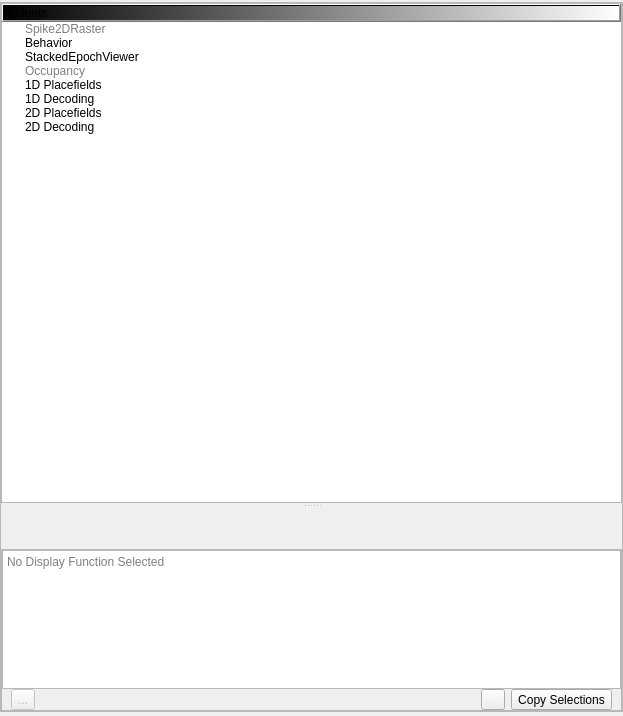
This is src/pyphoplacecellanalysis/GUI/Qt/MainApplicationWindows/LauncherWidget/LauncherWidget.ui in CommanderPho/pyPhoPlaceCellAnalysis as Qt 5 draws it before an edit. The edited form follows.
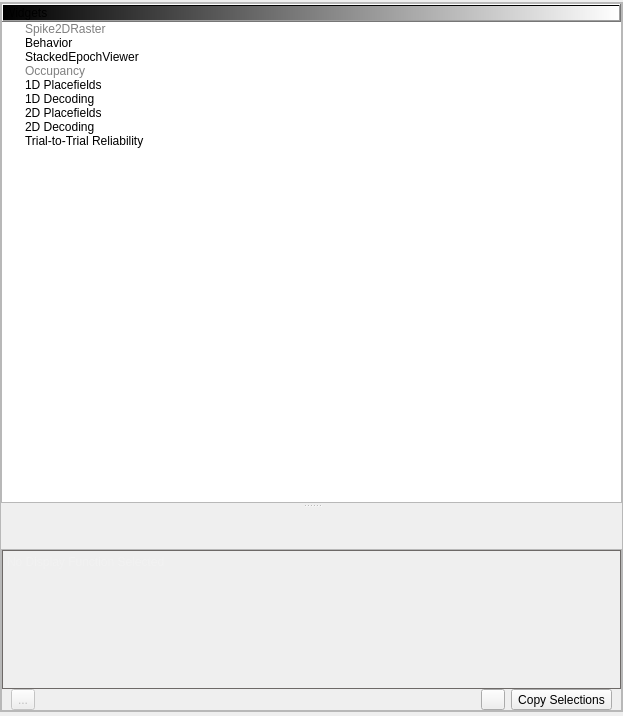
This is the edited form. Icons and pictures are not drawn. Custom widgets are drawn as their Qt base class.

```diff
--- a/src/pyphoplacecellanalysis/GUI/Qt/MainApplicationWindows/LauncherWidget/LauncherWidget.ui
+++ b/src/pyphoplacecellanalysis/GUI/Qt/MainApplicationWindows/LauncherWidget/LauncherWidget.ui
@@ -24,12 +24,26 @@
 background-color: rgba(71, 65, 60, 180);
 color: rgb(244, 244, 244);
 border-color: rgb(0, 0, 0);
-QHeaderView::section { background-color: red };
+QHeaderView::section {
+    background-color: red;
+}
 /* Tooltip Specific Styling */
 QToolTip {
     background-color: rgb(14, 14, 14); /* Black background */
     color: rgb(211, 211, 211); /* Light grey text */
     border: 1px solid white; /* Optional: white border */
+}
+QWidget:link {
+    color: rgb(0, 255, 247);
+}
+QWidget:visited {
+    color: rgb(255, 170, 255);
+}
+QTextBrowser:link {
+	color: rgb(0, 255, 247);
+}
+QTextBrowser:visited {
+	color: rgb(255, 170, 255);
 }</string>
   </property>
   <layout class="QGridLayout" name="gridLayout" rowstretch="1,0">
@@ -62,6 +76,18 @@
     background-color: rgb(0, 0, 0); /* Black background */
     color: rgb(211, 211, 211); /* Light grey text */
     border: 1px solid white; /* Optional: white border */
+}
+QWidget:link {
+    color: rgb(0, 255, 247);
+}
+QWidget:visited {
+    color: rgb(255, 170, 255);
+}
+QTextBrowser:link {
+	color: rgb(0, 255, 247);
+}
+QTextBrowser:visited {
+	color: rgb(255, 170, 255);
 }</string>
      </property>
      <layout class="QGridLayout" name="gridLayout_2" rowstretch="0" columnstretch="0">
@@ -265,6 +291,24 @@
                <normaloff>:/Render/Icons/Icon/Decode.png</normaloff>:/Render/Icons/Icon/Decode.png</iconset>
              </property>
             </item>
+            <item>
+             <property name="text">
+              <string>Trial-to-Trial Reliability</string>
+             </property>
+             <property name="toolTip">
+              <string notr="true"/>
+             </property>
+             <property name="statusTip">
+              <string notr="true"/>
+             </property>
+             <property name="whatsThis">
+              <string notr="true"/>
+             </property>
+             <property name="icon">
+              <iconset resource="../../../../Resources/ActionIcons.qrc">
+               <normaloff>:/Render/trial_to_trial_reliability</normaloff>:/Render/trial_to_trial_reliability</iconset>
+             </property>
+            </item>
            </widget>
           </item>
          </layout>
@@ -459,8 +503,201 @@
              </item>
              <item row="0" column="0">
               <widget class="QTextBrowser" name="textBrowser">
+               <property name="palette">
+                <palette>
+                 <active>
+                  <colorrole role="WindowText">
+                   <brush brushstyle="SolidPattern">
+                    <color alpha="255">
+                     <red>244</red>
+                     <green>244</green>
+                     <blue>244</blue>
+                    </color>
+                   </brush>
+                  </colorrole>
+                  <colorrole role="Button">
+                   <brush brushstyle="SolidPattern">
+                    <color alpha="180">
+                     <red>71</red>
+                     <green>65</green>
+                     <blue>60</blue>
+                    </color>
+                   </brush>
+                  </colorrole>
+                  <colorrole role="Text">
+                   <brush brushstyle="SolidPattern">
+                    <color alpha="255">
+                     <red>244</red>
+                     <green>244</green>
+                     <blue>244</blue>
+                    </color>
+                   </brush>
+                  </colorrole>
+                  <colorrole role="ButtonText">
+                   <brush brushstyle="SolidPattern">
+                    <color alpha="255">
+                     <red>244</red>
+                     <green>244</green>
+                     <blue>244</blue>
+                    </color>
+                   </brush>
+                  </colorrole>
+                  <colorrole role="Base">
+                   <brush brushstyle="NoBrush">
+                    <color alpha="255">
+                     <red>0</red>
+                     <green>0</green>
+                     <blue>0</blue>
+                    </color>
+                   </brush>
+                  </colorrole>
+                  <colorrole role="Window">
+                   <brush brushstyle="SolidPattern">
+                    <color alpha="180">
+                     <red>71</red>
+                     <green>65</green>
+                     <blue>60</blue>
+                    </color>
+                   </brush>
+                  </colorrole>
+                 </active>
+                 <inactive>
+                  <colorrole role="WindowText">
+                   <brush brushstyle="SolidPattern">
+                    <color alpha="255">
+                     <red>244</red>
+                     <green>244</green>
+                     <blue>244</blue>
+                    </color>
+                   </brush>
+                  </colorrole>
+                  <colorrole role="Button">
+                   <brush brushstyle="SolidPattern">
+                    <color alpha="180">
+                     <red>71</red>
+                     <green>65</green>
+                     <blue>60</blue>
+                    </color>
+                   </brush>
+                  </colorrole>
+                  <colorrole role="Text">
+                   <brush brushstyle="SolidPattern">
+                    <color alpha="255">
+                     <red>244</red>
+                     <green>244</green>
+                     <blue>244</blue>
+                    </color>
+                   </brush>
+                  </colorrole>
+                  <colorrole role="ButtonText">
+                   <brush brushstyle="SolidPattern">
+                    <color alpha="255">
+                     <red>244</red>
+                     <green>244</green>
+                     <blue>244</blue>
+                    </color>
+                   </brush>
+                  </colorrole>
+                  <colorrole role="Base">
+                   <brush brushstyle="NoBrush">
+                    <color alpha="255">
+                     <red>0</red>
+                     <green>0</green>
+                     <blue>0</blue>
+                    </color>
+                   </brush>
+                  </colorrole>
+                  <colorrole role="Window">
+                   <brush brushstyle="SolidPattern">
+                    <color alpha="180">
+                     <red>71</red>
+                     <green>65</green>
+                     <blue>60</blue>
+                    </color>
+                   </brush>
+                  </colorrole>
+                 </inactive>
+                 <disabled>
+                  <colorrole role="WindowText">
+                   <brush brushstyle="SolidPattern">
+                    <color alpha="255">
+                     <red>244</red>
+                     <green>244</green>
+                     <blue>244</blue>
+                    </color>
+                   </brush>
+                  </colorrole>
+                  <colorrole role="Button">
+                   <brush brushstyle="SolidPattern">
+                    <color alpha="180">
+                     <red>71</red>
+                     <green>65</green>
+                     <blue>60</blue>
+                    </color>
+                   </brush>
+                  </colorrole>
+                  <colorrole role="Text">
+                   <brush brushstyle="SolidPattern">
+                    <color alpha="255">
+                     <red>244</red>
+                     <green>244</green>
+                     <blue>244</blue>
+                    </color>
+                   </brush>
+                  </colorrole>
+                  <colorrole role="ButtonText">
+                   <brush brushstyle="SolidPattern">
+                    <color alpha="255">
+                     <red>244</red>
+                     <green>244</green>
+                     <blue>244</blue>
+                    </color>
+                   </brush>
+                  </colorrole>
+                  <colorrole role="Base">
+                   <brush brushstyle="NoBrush">
+                    <color alpha="255">
+                     <red>0</red>
+                     <green>0</green>
+                     <blue>0</blue>
+                    </color>
+                   </brush>
+                  </colorrole>
+                  <colorrole role="Window">
+                   <brush brushstyle="SolidPattern">
+                    <color alpha="180">
+                     <red>71</red>
+                     <green>65</green>
+                     <blue>60</blue>
+                    </color>
+                   </brush>
+                  </colorrole>
+                 </disabled>
+                </palette>
+               </property>
+               <property name="styleSheet">
+                <string notr="true">QWidget:link {
+    color: rgb(0, 255, 247);
+}
+QWidget:visited {
+    color: rgb(255, 170, 255);
+}
+QTextBrowser:link {
+	color: rgb(0, 255, 247);
+}
+QTextBrowser:visited {
+	color: rgb(255, 170, 255);
+}</string>
+               </property>
                <property name="documentTitle">
-                <string>Display Function</string>
+                <string notr="true">Display Function</string>
+               </property>
+               <property name="html">
+                <string notr="true">&lt;!DOCTYPE HTML PUBLIC &quot;-//W3C//DTD HTML 4.0//EN&quot; &quot;http://www.w3.org/TR/REC-html40/strict.dtd&quot;&gt;
+&lt;html&gt;&lt;head&gt;&lt;meta name=&quot;qrichtext&quot; content=&quot;1&quot; /&gt;&lt;title&gt;Display Function&lt;/title&gt;&lt;style type=&quot;text/css&quot;&gt;
+p, li { white-space: pre-wrap; }
+&lt;/style&gt;&lt;/head&gt;&lt;body style=&quot; font-family:'MS Shell Dlg 2'; font-size:8.25pt; font-weight:400; font-style:normal;&quot;&gt;
+&lt;p style=&quot;-qt-paragraph-type:empty; margin-top:0px; margin-bottom:0px; margin-left:0px; margin-right:0px; -qt-block-indent:0; text-indent:0px;&quot;&gt;&lt;br /&gt;&lt;/p&gt;&lt;/body&gt;&lt;/html&gt;</string>
                </property>
                <property name="textInteractionFlags">
                 <set>Qt::LinksAccessibleByKeyboard|Qt::LinksAccessibleByMouse|Qt::TextBrowserInteraction|Qt::TextSelectableByKeyboard|Qt::TextSelectableByMouse</set>
```
Left out of the diff: 8 changed lines with no effect on the pictures.
